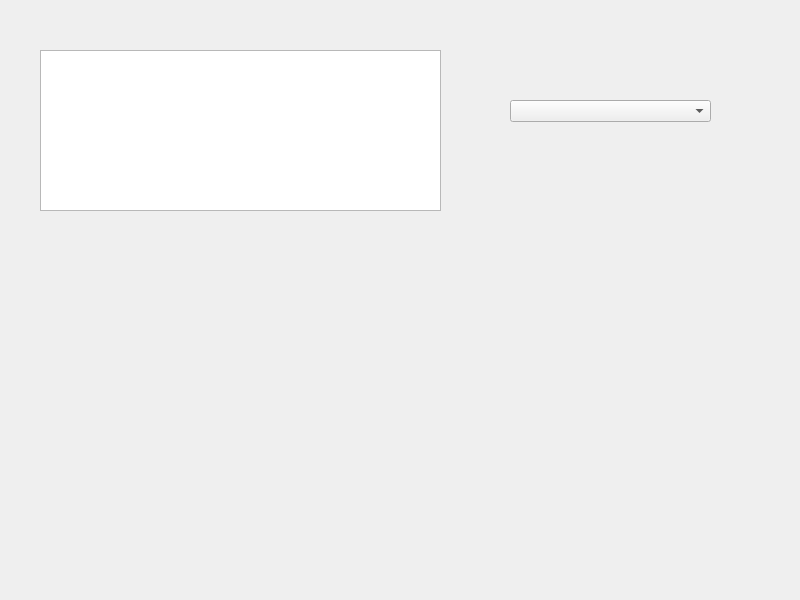
Above: front/CpRendu.ui from FabioF9/GSB-AppliVisiteur before the change. Below: the same form after it.
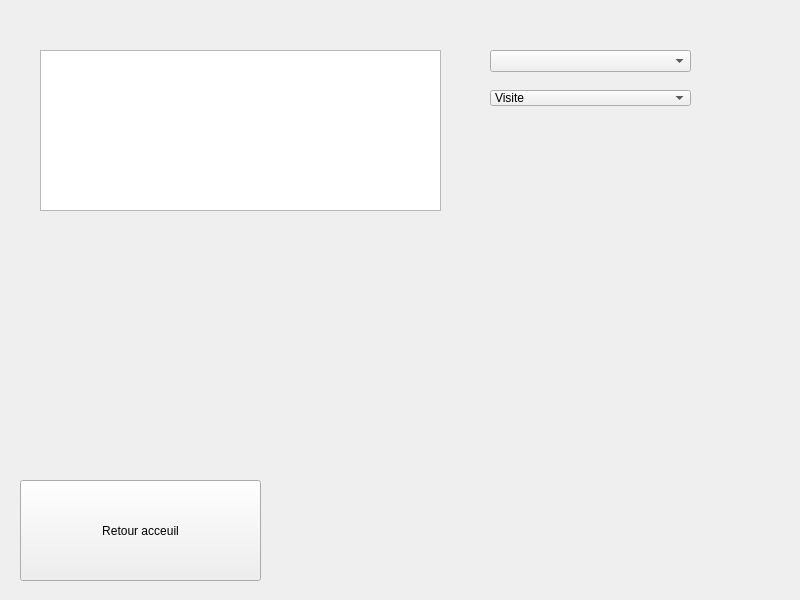
That is the form after the change.

Commit message:
petites modif crea Cpt-rendu
ajout dropdown : motif
update bouton read -> CrerCpt-rendu
ajout bouton retour-acceuil

The edit to the form file:
```diff
--- a/front/CpRendu.ui
+++ b/front/CpRendu.ui
@@ -27,13 +27,56 @@
    <widget class="QComboBox" name="CpRendu_dropdown">
     <property name="geometry">
      <rect>
-      <x>510</x>
-      <y>100</y>
+      <x>490</x>
+      <y>50</y>
       <width>201</width>
       <height>22</height>
      </rect>
     </property>
    </widget>
+   <widget class="QPushButton" name="bouton_retour">
+    <property name="geometry">
+     <rect>
+      <x>20</x>
+      <y>480</y>
+      <width>241</width>
+      <height>101</height>
+     </rect>
+    </property>
+    <property name="text">
+     <string>Retour acceuil</string>
+    </property>
+   </widget>
+   <widget class="QComboBox" name="CpRendu_motif">
+    <property name="geometry">
+     <rect>
+      <x>490</x>
+      <y>90</y>
+      <width>201</width>
+      <height>16</height>
+     </rect>
+    </property>
+    <item>
+     <property name="text">
+      <string>Visite</string>
+     </property>
+    </item>
+    <item>
+     <property name="text">
+      <string>Autre</string>
+     </property>
+    </item>
+    <item>
+     <property name="text">
+      <string>Périodicité</string>
+     </property>
+    </item>
+    <item>
+     <property name="text">
+      <string>Remontage/Chute de prescription</string>
+     </property>
+    </item>
+   </widget>
   </widget>
  </widget>
  <resources/>
```
Left out of the diff: 2 changed lines with no effect on the pictures. The commit also changes 2 other files.
